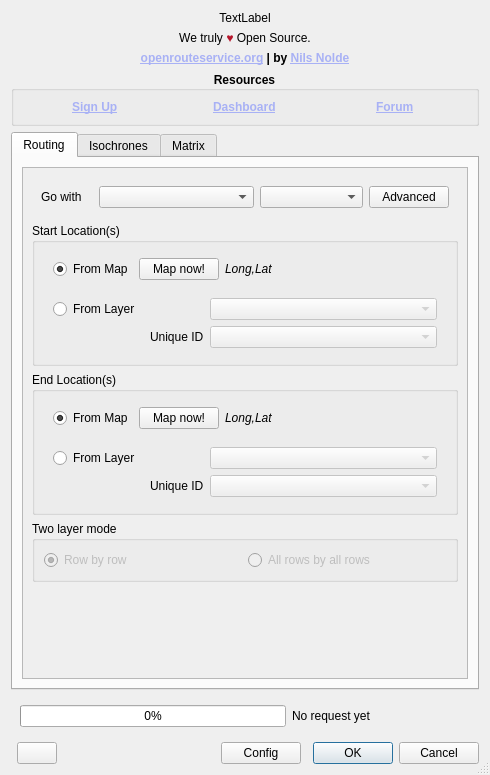
Before: the Qt Designer form ORStools/gui/ORStoolsDialogUI.ui in GIScience/orstools-qgis-plugin, drawn with Qt 5.
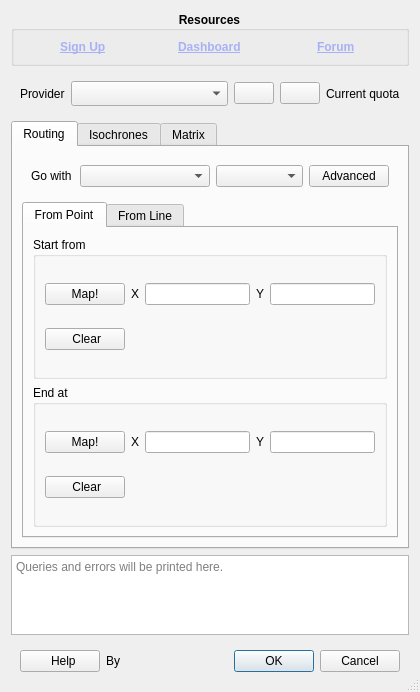
After: the same form once the commit is applied. Icons and pictures are not drawn. Custom widgets are drawn as their Qt base class.

Commit message: added line algo + GUI, missing proc launchers

```diff
--- a/ORStools/gui/ORStoolsDialogUI.ui
+++ b/ORStools/gui/ORStoolsDialogUI.ui
@@ -6,8 +6,8 @@
    <rect>
     <x>0</x>
     <y>0</y>
-    <width>490</width>
-    <height>775</height>
+    <width>420</width>
+    <height>692</height>
    </rect>
   </property>
   <property name="windowTitle">
@@ -16,60 +16,8 @@
   <property name="sizeGripEnabled">
    <bool>true</bool>
   </property>
-  <layout class="QGridLayout" name="gridLayout" columnstretch="0,0,0,0,0,0,0">
-   <item row="1" column="1" colspan="6">
-    <widget class="QLabel" name="header_subpic">
-     <property name="text">
-      <string>&lt;a href=&quot;https://github.com/GIScience/openrouteservice&quot; style=&quot;color: black; text-decoration: none&quot;&gt;We truly &lt;span style=&quot;color: #b5152b&quot;&gt;♥&lt;/span&gt; Open Source.&lt;/a&gt;</string>
-     </property>
-     <property name="alignment">
-      <set>Qt::AlignCenter</set>
-     </property>
-     <property name="openExternalLinks">
-      <bool>true</bool>
-     </property>
-    </widget>
-   </item>
-   <item row="2" column="1" colspan="6">
-    <widget class="QLabel" name="header_text">
-     <property name="font">
-      <font>
-       <weight>75</weight>
-       <bold>true</bold>
-      </font>
-     </property>
-     <property name="text">
-      <string>&lt;html&gt;&lt;head/&gt;&lt;body&gt;&lt;p&gt;&lt;a href=&quot;https://openrouteservice.org/&quot;&gt;&lt;span style=&quot; text-decoration: underline; color:#a8b1f5;&quot;&gt;openrouteservice.org&lt;/span&gt;&lt;/a&gt; | by &lt;a href=&quot;mailto:nils@gis-ops.com&quot;&gt;&lt;span style=&quot; text-decoration: underline; color:#a8b1f5;&quot;&gt;Nils Nolde&lt;/span&gt;&lt;/a&gt;&lt;/p&gt;&lt;/body&gt;&lt;/html&gt;</string>
-     </property>
-     <property name="alignment">
-      <set>Qt::AlignCenter</set>
-     </property>
-     <property name="openExternalLinks">
-      <bool>true</bool>
-     </property>
-    </widget>
-   </item>
-   <item row="0" column="1" colspan="6">
-    <widget class="QLabel" name="header_pic">
-     <property name="text">
-      <string>TextLabel</string>
-     </property>
-     <property name="alignment">
-      <set>Qt::AlignCenter</set>
-     </property>
-    </widget>
-   </item>
-   <item row="8" column="6">
-    <widget class="QDialogButtonBox" name="global_buttons">
-     <property name="orientation">
-      <enum>Qt::Horizontal</enum>
-     </property>
-     <property name="standardButtons">
-      <set>QDialogButtonBox::Cancel|QDialogButtonBox::Ok</set>
-     </property>
-    </widget>
-   </item>
-   <item row="3" column="1" colspan="6">
+  <layout class="QVBoxLayout" name="verticalLayout_5">
+   <item>
     <widget class="QGroupBox" name="resources_group">
      <property name="font">
       <font>
@@ -83,7 +31,10 @@
      <property name="alignment">
       <set>Qt::AlignCenter</set>
      </property>
-     <layout class="QHBoxLayout" name="horizontalLayout_4">
+     <property name="flat">
+      <bool>false</bool>
+     </property>
+     <layout class="QHBoxLayout" name="horizontalLayout_3">
       <item alignment="Qt::AlignHCenter">
        <widget class="QLabel" name="label_3">
         <property name="font">
@@ -135,40 +86,71 @@
      </layout>
     </widget>
    </item>
-   <item row="8" column="4">
-    <widget class="QPushButton" name="config_button">
-     <property name="text">
-      <string>Config</string>
+   <item>
+    <widget class="QWidget" name="widget_4" native="true">
+     <property name="sizePolicy">
+      <sizepolicy hsizetype="Preferred" vsizetype="Fixed">
+       <horstretch>0</horstretch>
+       <verstretch>0</verstretch>
+      </sizepolicy>
      </property>
-    </widget>
-   </item>
-   <item row="7" column="1" colspan="6">
-    <widget class="QWidget" name="widget" native="true">
-     <layout class="QHBoxLayout" name="horizontalLayout" stretch="3,2">
+     <layout class="QHBoxLayout" name="horizontalLayout_7" stretch="0,0,0,0,0">
       <item>
-       <widget class="QProgressBar" name="progressBar">
+       <widget class="QLabel" name="label_15">
+        <property name="text">
+         <string>Provider</string>
+        </property>
+       </widget>
+      </item>
+      <item>
+       <widget class="QComboBox" name="provider_combo">
         <property name="sizePolicy">
-         <sizepolicy hsizetype="Preferred" vsizetype="Fixed">
+         <sizepolicy hsizetype="Expanding" vsizetype="Fixed">
           <horstretch>0</horstretch>
           <verstretch>0</verstretch>
          </sizepolicy>
         </property>
-        <property name="value">
-         <number>0</number>
+        <property name="minimumSize">
+         <size>
+          <width>150</width>
+          <height>25</height>
+         </size>
+        </property>
+       </widget>
+      </item>
+      <item>
+       <widget class="QPushButton" name="provider_refresh">
+        <property name="text">
+         <string/>
+        </property>
+        <property name="icon">
+         <iconset theme="reload">
+          <normaloff>../../../pelias-qgis-plugin/PeliasTools/gui</normaloff>../../../pelias-qgis-plugin/PeliasTools/gui</iconset>
+        </property>
+       </widget>
+      </item>
+      <item>
+       <widget class="QPushButton" name="provider_config">
+        <property name="text">
+         <string/>
+        </property>
+        <property name="icon">
+         <iconset theme="emblem-system">
+          <normaloff>../../../pelias-qgis-plugin/PeliasTools/gui</normaloff>../../../pelias-qgis-plugin/PeliasTools/gui</iconset>
         </property>
        </widget>
       </item>
       <item>
        <widget class="QLabel" name="quota_text">
         <property name="text">
-         <string>No request yet</string>
+         <string>Current quota</string>
         </property>
        </widget>
       </item>
      </layout>
     </widget>
    </item>
-   <item row="5" column="1" colspan="6">
+   <item>
     <widget class="QTabWidget" name="tabWidget">
      <property name="sizePolicy">
       <sizepolicy hsizetype="Expanding" vsizetype="Expanding">
@@ -188,326 +170,332 @@
       </attribute>
       <layout class="QVBoxLayout" name="verticalLayout_2">
        <item>
-        <widget class="QScrollArea" name="routing_scrollarea">
-         <property name="widgetResizable">
-          <bool>true</bool>
+        <widget class="QWidget" name="routing_travel_group" native="true">
+         <layout class="QHBoxLayout" name="horizontalLayout_2" stretch="1,3,2,0">
+          <item>
+           <widget class="QLabel" name="routing_travel_label">
+            <property name="text">
+             <string>Go with</string>
+            </property>
+           </widget>
+          </item>
+          <item>
+           <widget class="QComboBox" name="routing_travel_combo">
+            <property name="toolTip">
+             <string>Mode of travel</string>
+            </property>
+           </widget>
+          </item>
+          <item>
+           <widget class="QComboBox" name="routing_preference_combo">
+            <property name="toolTip">
+             <string>Preference</string>
+            </property>
+           </widget>
+          </item>
+          <item>
+           <widget class="QPushButton" name="routing_advanced_button">
+            <property name="toolTip">
+             <string>Advanced options</string>
+            </property>
+            <property name="text">
+             <string>Advanced</string>
+            </property>
+           </widget>
+          </item>
+         </layout>
+        </widget>
+       </item>
+       <item>
+        <widget class="QTabWidget" name="routing_tab">
+         <property name="currentIndex">
+          <number>0</number>
          </property>
-         <widget class="QWidget" name="routing_scrollarea_contents">
-          <property name="geometry">
-           <rect>
-            <x>0</x>
-            <y>0</y>
-            <width>448</width>
-            <height>489</height>
-           </rect>
-          </property>
-          <layout class="QGridLayout" name="gridLayout_8">
-           <item row="1" column="0">
-            <widget class="QGroupBox" name="routing_start_group">
-             <property name="title">
-              <string>Start Location(s)</string>
+         <widget class="QWidget" name="tab_frompoint">
+          <attribute name="title">
+           <string>From Point</string>
+          </attribute>
+          <layout class="QVBoxLayout" name="verticalLayout_6">
+           <item>
+            <widget class="QGroupBox" name="routing_frompoint_start_group">
+             <property name="sizePolicy">
+              <sizepolicy hsizetype="Preferred" vsizetype="Minimum">
+               <horstretch>0</horstretch>
+               <verstretch>0</verstretch>
+              </sizepolicy>
              </property>
-             <layout class="QGridLayout" name="gridLayout_4">
-              <item row="0" column="0">
-               <widget class="QWidget" name="routing_start_frommap_group" native="true">
-                <layout class="QGridLayout" name="gridLayout_10" columnstretch="0,0,1">
-                 <property name="topMargin">
-                  <number>6</number>
-                 </property>
-                 <property name="bottomMargin">
-                  <number>6</number>
-                 </property>
-                 <item row="0" column="0">
-                  <widget class="QRadioButton" name="routing_start_frommap_radio">
-                   <property name="text">
-                    <string>From Map</string>
-                   </property>
-                   <property name="checked">
-                    <bool>true</bool>
-                   </property>
-                   <attribute name="buttonGroup">
-                    <string notr="true">start_buttongroup</string>
-                   </attribute>
-                  </widget>
-                 </item>
-                 <item row="0" column="1">
-                  <widget class="QPushButton" name="routing_start_frommap_button">
-                   <property name="toolTip">
-                    <string>Capture coordinates from the map</string>
-                   </property>
-                   <property name="text">
-                    <string>Map now!</string>
-                   </property>
-                  </widget>
-                 </item>
-                 <item row="0" column="2">
-                  <widget class="QLabel" name="routing_start_frommap_label">
-                   <property name="font">
-                    <font>
-                     <italic>true</italic>
-                    </font>
-                   </property>
-                   <property name="text">
-                    <string>Long,Lat</string>
-                   </property>
-                  </widget>
-                 </item>
-                </layout>
-               </widget>
-              </item>
-              <item row="1" column="0">
-               <widget class="QWidget" name="routing_start_fromlayer_group" native="true">
-                <layout class="QGridLayout" name="gridLayout_11" columnstretch="2,3">
-                 <property name="topMargin">
-                  <number>6</number>
-                 </property>
-                 <property name="bottomMargin">
-                  <number>6</number>
-                 </property>
-                 <item row="0" column="0">
-                  <widget class="QRadioButton" name="routing_start_fromlayer_radio">
-                   <property name="text">
-                    <string>From Layer</string>
-                   </property>
-                   <property name="checked">
-                    <bool>false</bool>
-                   </property>
-                   <attribute name="buttonGroup">
-                    <string notr="true">start_buttongroup</string>
-                   </attribute>
-                  </widget>
-                 </item>
-                 <item row="1" column="0" alignment="Qt::AlignRight">
-                  <widget class="QLabel" name="routing_start_fromlayer_id_label">
-                   <property name="text">
-                    <string>Unique ID</string>
-                   </property>
-                  </widget>
-                 </item>
-                 <item row="1" column="1">
-                  <widget class="QgsFieldComboBox" name="routing_start_fromlayer_field_combo">
-                   <property name="enabled">
-                    <bool>false</bool>
-                   </property>
-                   <property name="currentIndex">
-                    <number>-1</number>
-                   </property>
-                  </widget>
-                 </item>
-                 <item row="0" column="1">
-                  <widget class="QgsMapLayerComboBox" name="routing_start_fromlayer_combo">
-                   <property name="enabled">
-                    <bool>false</bool>
-                   </property>
-                  </widget>
-                 </item>
-                </layout>
-               </widget>
-              </item>
-             </layout>
-            </widget>
-           </item>
-           <item row="5" column="0">
-            <widget class="QGroupBox" name="routing_twolayer_group">
              <property name="title">
-              <string>Two layer mode</string>
+              <string>Start from</string>
              </property>
              <layout class="QGridLayout" name="gridLayout_6">
               <item row="0" column="0">
-               <widget class="QRadioButton" name="routing_twolayer_rowbyrow">
-                <property name="enabled">
-                 <bool>false</bool>
-                </property>
-                <property name="toolTip">
-                 <string>&lt;html&gt;&lt;head/&gt;&lt;body&gt;&lt;p&gt;start_layer[1]--&amp;gt;end_layer[1]&lt;/p&gt;&lt;p&gt;start_layer[2]--&amp;gt;end_layer[2]&lt;br/&gt;&lt;/p&gt;&lt;/body&gt;&lt;/html&gt;</string>
+               <widget class="QPushButton" name="routing_frompoint_start_map">
+                <property name="sizePolicy">
+                 <sizepolicy hsizetype="Fixed" vsizetype="Fixed">
+                  <horstretch>0</horstretch>
+                  <verstretch>0</verstretch>
+                 </sizepolicy>
                 </property>
                 <property name="text">
-                 <string>Row by row</string>
-                </property>
-                <property name="checked">
-                 <bool>true</bool>
+                 <string>Map!</string>
                 </property>
                </widget>
               </item>
               <item row="0" column="1">
-               <widget class="QRadioButton" name="routing_twolayer_allbyall">
-                <property name="enabled">
-                 <bool>false</bool>
+               <widget class="QLabel" name="label_6">
+                <property name="sizePolicy">
+                 <sizepolicy hsizetype="Fixed" vsizetype="Preferred">
+                  <horstretch>0</horstretch>
+                  <verstretch>0</verstretch>
+                 </sizepolicy>
                 </property>
-                <property name="toolTip">
-                 <string>&lt;html&gt;&lt;head/&gt;&lt;body&gt;&lt;p&gt;start_layer[1]--&amp;gt;end_layer[1]&lt;/p&gt;&lt;p&gt;start_layer[1]--&amp;gt;end_layer[2]&lt;/p&gt;&lt;p&gt;start_layer[2]--&amp;gt;end_layer[1]&lt;/p&gt;&lt;p&gt;start_layer[2]--&amp;gt;end_layer[2]&lt;br/&gt;&lt;/p&gt;&lt;/body&gt;&lt;/html&gt;</string>
+                <property name="text">
+                 <string>X</string>
                 </property>
+               </widget>
+              </item>
+              <item row="0" column="3">
+               <widget class="QLabel" name="label_9">
+                <property name="sizePolicy">
+                 <sizepolicy hsizetype="Fixed" vsizetype="Preferred">
+                  <horstretch>0</horstretch>
+                  <verstretch>0</verstretch>
+                 </sizepolicy>
+                </property>
                 <property name="text">
-                 <string>All rows by all rows</string>
+                 <string>Y</string>
+                </property>
+               </widget>
+              </item>
+              <item row="1" column="0">
+               <widget class="QPushButton" name="routing_frompoint_start_clear">
+                <property name="sizePolicy">
+                 <sizepolicy hsizetype="Maximum" vsizetype="Fixed">
+                  <horstretch>0</horstretch>
+                  <verstretch>0</verstretch>
+                 </sizepolicy>
+                </property>
+                <property name="text">
+                 <string> Clear</string>
+                </property>
+                <property name="icon">
+                 <iconset theme="process-stop">
+                  <normaloff>../../../pelias-qgis-plugin/PeliasTools/gui</normaloff>../../../pelias-qgis-plugin/PeliasTools/gui</iconset>
+                </property>
+               </widget>
+              </item>
+              <item row="0" column="2">
+               <widget class="QgsFilterLineEdit" name="routing_frompoint_start_x">
+                <property name="sizePolicy">
+                 <sizepolicy hsizetype="Maximum" vsizetype="Fixed">
+                  <horstretch>0</horstretch>
+                  <verstretch>0</verstretch>
+                 </sizepolicy>
+                </property>
+                <property name="maximumSize">
+                 <size>
+                  <width>120</width>
+                  <height>25</height>
+                 </size>
+                </property>
+                <property name="qgisRelation" stdset="0">
+                 <string/>
+                </property>
+               </widget>
+              </item>
+              <item row="0" column="4">
+               <widget class="QgsFilterLineEdit" name="routing_frompoint_start_y">
+                <property name="sizePolicy">
+                 <sizepolicy hsizetype="Maximum" vsizetype="Fixed">
+                  <horstretch>0</horstretch>
+                  <verstretch>0</verstretch>
+                 </sizepolicy>
+                </property>
+                <property name="maximumSize">
+                 <size>
+                  <width>120</width>
+                  <height>25</height>
+                 </size>
+                </property>
+                <property name="qgisRelation" stdset="0">
+                 <string notr="true"/>
                 </property>
                </widget>
               </item>
              </layout>
             </widget>
            </item>
-           <item row="4" column="0">
-            <widget class="QGroupBox" name="routing_end_group">
+           <item>
+            <widget class="QGroupBox" name="routing_frompoint_end_group">
              <property name="title">
-              <string>End Location(s)</string>
+              <string>End at</string>
              </property>
-             <layout class="QGridLayout" name="gridLayout_5">
-              <item row="1" column="0">
-               <widget class="QWidget" name="routing_end_fromlayer_group" native="true">
-                <layout class="QGridLayout" name="gridLayout_13" columnstretch="2,3">
-                 <property name="topMargin">
-                  <number>6</number>
-                 </property>
-                 <property name="bottomMargin">
-                  <number>6</number>
-                 </property>
-                 <item row="0" column="0">
-                  <widget class="QRadioButton" name="routing_end_fromlayer_radio">
-                   <property name="enabled">
-                    <bool>true</bool>
-                   </property>
-                   <property name="text">
-                    <string>From Layer</string>
-                   </property>
-                   <property name="checked">
-                    <bool>false</bool>
-                   </property>
-                   <attribute name="buttonGroup">
-                    <string notr="true">end_buttongroup</string>
-                   </attribute>
-                  </widget>
-                 </item>
-                 <item row="1" column="0" alignment="Qt::AlignRight">
-                  <widget class="QLabel" name="routing_end_fromlayer_id_label">
-                   <property name="text">
-                    <string>Unique ID</string>
-                   </property>
-                  </widget>
-                 </item>
-                 <item row="1" column="1">
-                  <widget class="QgsFieldComboBox" name="routing_end_fromlayer_field_combo">
-                   <property name="enabled">
-                    <bool>false</bool>
-                   </property>
-                   <property name="currentIndex">
-                    <number>-1</number>
-                   </property>
-                  </widget>
-                 </item>
-                 <item row="0" column="1">
-                  <widget class="QgsMapLayerComboBox" name="routing_end_fromlayer_combo">
-                   <property name="enabled">
-                    <bool>false</bool>
-                   </property>
-                  </widget>
-                 </item>
-                </layout>
+             <layout class="QGridLayout" name="gridLayout_7">
+              <item row="0" column="1">
+               <widget class="QLabel" name="label_10">
+                <property name="sizePolicy">
+                 <sizepolicy hsizetype="Fixed" vsizetype="Preferred">
+                  <horstretch>0</horstretch>
+                  <verstretch>0</verstretch>
+                 </sizepolicy>
+                </property>
+                <property name="text">
+                 <string>X</string>
+                </property>
                </widget>
               </item>
               <item row="0" column="0">
-               <widget class="QWidget" name="routing_end_frommap_group" native="true">
-                <property name="toolTip">
-                 <string>Capture coordinates from the map</string>
+               <widget class="QPushButton" name="routing_frompoint_end_map">
+                <property name="sizePolicy">
+                 <sizepolicy hsizetype="Fixed" vsizetype="Fixed">
+                  <horstretch>0</horstretch>
+                  <verstretch>0</verstretch>
+                 </sizepolicy>
                 </property>
-                <layout class="QGridLayout" name="gridLayout_12" columnstretch="0,0,1">
-                 <property name="topMargin">
-                  <number>6</number>
-                 </property>
-                 <property name="bottomMargin">
-                  <number>6</number>
-                 </property>
-                 <item row="0" column="0">
-                  <widget class="QRadioButton" name="routing_end_frommap_radio">
-                   <property name="text">
-                    <string>From Map</string>
-                   </property>
-                   <property name="checked">
-                    <bool>true</bool>
-                   </property>
-                   <attribute name="buttonGroup">
-                    <string notr="true">end_buttongroup</string>
-                   </attribute>
-                  </widget>
-                 </item>
-                 <item row="0" column="1">
-                  <widget class="QPushButton" name="routing_end_frommap_button">
-                   <property name="text">
-                    <string>Map now!</string>
-                   </property>
-                  </widget>
-                 </item>
-                 <item row="0" column="2">
-                  <widget class="QLabel" name="routing_end_frommap_label">
-                   <property name="sizePolicy">
-                    <sizepolicy hsizetype="Preferred" vsizetype="Preferred">
-                     <horstretch>0</horstretch>
-                     <verstretch>0</verstretch>
-                    </sizepolicy>
-                   </property>
-                   <property name="font">
-                    <font>
-                     <italic>true</italic>
-                    </font>
-                   </property>
-                   <property name="text">
-                    <string>Long,Lat</string>
-                   </property>
-                  </widget>
-                 </item>
-                </layout>
+                <property name="text">
+                 <string>Map!</string>
+                </property>
+               </widget>
+              </item>
+              <item row="1" column="0">
+               <widget class="QPushButton" name="routing_frompoint_end_clear">
+                <property name="sizePolicy">
+                 <sizepolicy hsizetype="Maximum" vsizetype="Fixed">
+                  <horstretch>0</horstretch>
+                  <verstretch>0</verstretch>
+                 </sizepolicy>
+                </property>
+                <property name="text">
+                 <string> Clear</string>
+                </property>
+                <property name="icon">
+                 <iconset theme="process-stop">
+                  <normaloff>../../../pelias-qgis-plugin/PeliasTools/gui</normaloff>../../../pelias-qgis-plugin/PeliasTools/gui</iconset>
+                </property>
+               </widget>
+              </item>
+              <item row="0" column="2">
+               <widget class="QgsFilterLineEdit" name="routing_frompoint_end_x">
+                <property name="sizePolicy">
+                 <sizepolicy hsizetype="Maximum" vsizetype="Fixed">
+                  <horstretch>0</horstretch>
+                  <verstretch>0</verstretch>
+                 </sizepolicy>
+                </property>
+                <property name="maximumSize">
+                 <size>
+                  <width>120</width>
+                  <height>25</height>
+                 </size>
+                </property>
+                <property name="qgisRelation" stdset="0">
+                 <string/>
+                </property>
+               </widget>
+              </item>
+              <item row="0" column="3">
+               <widget class="QLabel" name="label_11">
+                <property name="sizePolicy">
+                 <sizepolicy hsizetype="Fixed" vsizetype="Preferred">
+                  <horstretch>0</horstretch>
+                  <verstretch>0</verstretch>
+                 </sizepolicy>
+                </property>
+                <property name="text">
+                 <string>Y</string>
+                </property>
+               </widget>
+              </item>
+              <item row="0" column="4">
+               <widget class="QgsFilterLineEdit" name="routing_frompoint_end_y">
+                <property name="sizePolicy">
+                 <sizepolicy hsizetype="Maximum" vsizetype="Fixed">
+                  <horstretch>0</horstretch>
+                  <verstretch>0</verstretch>
+                 </sizepolicy>
+                </property>
+                <property name="maximumSize">
+                 <size>
+                  <width>120</width>
+                  <height>25</height>
+                 </size>
+                </property>
+                <property name="qgisRelation" stdset="0">
+                 <string notr="true"/>
+                </property>
                </widget>
               </item>
              </layout>
             </widget>
            </item>
+          </layout>
+         </widget>
+         <widget class="QWidget" name="tab_fromline">
+          <attribute name="title">
+           <string>From Line</string>
+          </attribute>
+          <layout class="QGridLayout" name="gridLayout">
            <item row="0" column="0">
-            <widget class="QWidget" name="routing_travel_group" native="true">
-             <layout class="QHBoxLayout" name="horizontalLayout_2" stretch="1,3,2,0">
-              <item>
-               <widget class="QLabel" name="routing_travel_label">
-                <property name="text">
-                 <string>Go with</string>
-                </property>
-               </widget>
-              </item>
-              <item>
-               <widget class="QComboBox" name="routing_travel_combo">
-                <property name="toolTip">
-                 <string>Mode of travel</string>
-                </property>
-               </widget>
-              </item>
-              <item>
-               <widget class="QComboBox" name="routing_preference_combo">
-                <property name="toolTip">
-                 <string>Preference</string>
-                </property>
-               </widget>
-              </item>
-              <item>
-               <widget class="QPushButton" name="routing_advanced_button">
-                <property name="toolTip">
-                 <string>Advanced options</string>
-                </property>
-                <property name="text">
-                 <string>Advanced</string>
-                </property>
-               </widget>
-              </item>
-             </layout>
+            <widget class="QPushButton" name="routing_fromline_map">
+             <property name="sizePolicy">
+              <sizepolicy hsizetype="Fixed" vsizetype="Fixed">
+               <horstretch>0</horstretch>
+               <verstretch>0</verstretch>
+              </sizepolicy>
+             </property>
+             <property name="text">
+              <string>Map!</string>
+             </property>
             </widget>
            </item>
-           <item row="6" column="0">
-            <spacer name="verticalSpacer_3">
-             <property name="orientation">
-              <enum>Qt::Vertical</enum>
+           <item row="0" column="1">
+            <widget class="QPushButton" name="routing_fromline_remove">
+             <property name="sizePolicy">
+              <sizepolicy hsizetype="Fixed" vsizetype="Fixed">
+               <horstretch>0</horstretch>
+               <verstretch>0</verstretch>
+              </sizepolicy>
              </property>
-             <property name="sizeHint" stdset="0">
+             <property name="maximumSize">
               <size>
-               <width>20</width>
-               <height>40</height>
+               <width>30</width>
+               <height>25</height>
               </size>
              </property>
-            </spacer>
+             <property name="text">
+              <string>&lt;</string>
+             </property>
+            </widget>
+           </item>
+           <item row="0" column="2" rowspan="3">
+            <widget class="QListWidget" name="routing_fromline_list">
+             <property name="sizePolicy">
+              <sizepolicy hsizetype="Expanding" vsizetype="Expanding">
+               <horstretch>0</horstretch>
+               <verstretch>0</verstretch>
+              </sizepolicy>
+             </property>
+             <property name="selectionMode">
+              <enum>QAbstractItemView::MultiSelection</enum>
+             </property>
+            </widget>
+           </item>
+           <item row="1" column="0">
+            <widget class="QPushButton" name="routing_fromline_clear">
+             <property name="sizePolicy">
+              <sizepolicy hsizetype="Maximum" vsizetype="Fixed">
+               <horstretch>0</horstretch>
+               <verstretch>0</verstretch>
+              </sizepolicy>
+             </property>
+             <property name="text">
+              <string> Clear</string>
+             </property>
+             <property name="icon">
+              <iconset theme="process-stop">
+               <normaloff>../../../pelias-qgis-plugin/PeliasTools/gui</normaloff>../../../pelias-qgis-plugin/PeliasTools/gui</iconset>
+             </property>
+            </widget>
            </item>
           </layout>
          </widget>
@@ -1099,31 +1087,79 @@
      </widget>
     </widget>
    </item>
-   <item row="8" column="2">
-    <widget class="QPushButton" name="help_button">
+   <item>
+    <widget class="QTextBrowser" name="debug_text">
      <property name="sizePolicy">
-      <sizepolicy hsizetype="Fixed" vsizetype="Fixed">
+      <sizepolicy hsizetype="Expanding" vsizetype="Maximum">
        <horstretch>0</horstretch>
        <verstretch>0</verstretch>
       </sizepolicy>
      </property>
-     <property name="text">
-      <string/>
-     </property>
-    </widget>
-   </item>
-   <item row="8" column="3">
-    <spacer name="horizontalSpacer">
-     <property name="orientation">
-      <enum>Qt::Horizontal</enum>
-     </property>
-     <property name="sizeHint" stdset="0">
+     <property name="maximumSize">
       <size>
-       <width>40</width>
-       <height>20</height>
+       <width>16777215</width>
+       <height>80</height>
       </size>
      </property>
-    </spacer>
+     <property name="autoFormatting">
+      <set>QTextEdit::AutoBulletList</set>
+     </property>
+     <property name="placeholderText">
+      <string>Queries and errors will be printed here.</string>
+     </property>
+     <property name="openExternalLinks">
+      <bool>true</bool>
+     </property>
+    </widget>
+   </item>
+   <item>
+    <widget class="QWidget" name="widget_2" native="true">
+     <layout class="QHBoxLayout" name="horizontalLayout_8">
+      <item>
+       <widget class="QPushButton" name="help_button">
+        <property name="sizePolicy">
+         <sizepolicy hsizetype="Fixed" vsizetype="Fixed">
+          <horstretch>0</horstretch>
+          <verstretch>0</verstretch>
+         </sizepolicy>
+        </property>
+        <property name="text">
+         <string>  Help</string>
+        </property>
+        <property name="icon">
+         <iconset theme="help">
+          <normaloff>.</normaloff>.</iconset>
+        </property>
+       </widget>
+      </item>
+      <item>
+       <widget class="QLabel" name="label_16">
+        <property name="sizePolicy">
+         <sizepolicy hsizetype="Fixed" vsizetype="Maximum">
+          <horstretch>0</horstretch>
+          <verstretch>0</verstretch>
+         </sizepolicy>
+        </property>
+        <property name="text">
+         <string>&lt;html&gt;&lt;head/&gt;&lt;body&gt;&lt;p&gt;By &lt;a href=&quot;https://gis-ops.com&quot;&gt;&lt;img src=&quot;:/plugins/ORStools/img/logo_gisops_300.png&quot; width=100/&gt;&lt;/a&gt;&lt;/p&gt;&lt;/body&gt;&lt;/html&gt;</string>
+        </property>
+        <property name="openExternalLinks">
+         <bool>true</bool>
+        </property>
+       </widget>
+      </item>
+      <item>
+       <widget class="QDialogButtonBox" name="global_buttons">
+        <property name="orientation">
+         <enum>Qt::Horizontal</enum>
+        </property>
+        <property name="standardButtons">
+         <set>QDialogButtonBox::Cancel|QDialogButtonBox::Ok</set>
+        </property>
+       </widget>
+      </item>
+     </layout>
+    </widget>
    </item>
   </layout>
   <zorder>global_buttons</zorder>
@@ -1139,14 +1175,9 @@
  </widget>
  <customwidgets>
   <customwidget>
-   <class>QgsFieldComboBox</class>
-   <extends>QComboBox</extends>
-   <header>qgsfieldcombobox.h</header>
-  </customwidget>
-  <customwidget>
-   <class>QgsMapLayerComboBox</class>
-   <extends>QComboBox</extends>
-   <header>qgsmaplayercombobox.h</header>
+   <class>QgsFilterLineEdit</class>
+   <extends>QLineEdit</extends>
+   <header>qgsfilterlineedit.h</header>
   </customwidget>
  </customwidgets>
  <tabstops>
```
Left out of the diff: 33 changed lines with no effect on the pictures. The commit also changes 62 other files.
